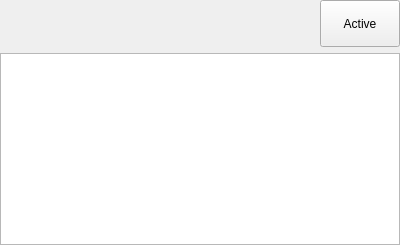
The window that FiducialRegistrationWizard/Widgets/Resources/UI/qSlicerSimpleMarkupsWidget.ui (SlicerIGT/SlicerIGT) describes before a commit, drawn with Qt 5.
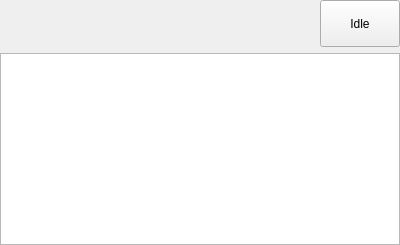
The same window after the commit. Custom widgets are drawn as their Qt base class.

Commit message: Re #3: Added create-and-place fiducial mode activation to Active buttons.

```diff
--- a/FiducialRegistrationWizard/Widgets/Resources/UI/qSlicerSimpleMarkupsWidget.ui
+++ b/FiducialRegistrationWizard/Widgets/Resources/UI/qSlicerSimpleMarkupsWidget.ui
@@ -70,7 +70,7 @@
         </sizepolicy>
        </property>
        <property name="text">
-        <string>Active</string>
+        <string>Idle</string>
        </property>
        <property name="checkable">
         <bool>true</bool>
```
Left out of the diff: 2 changed lines with no effect on the pictures. The commit also changes 2 other files.
